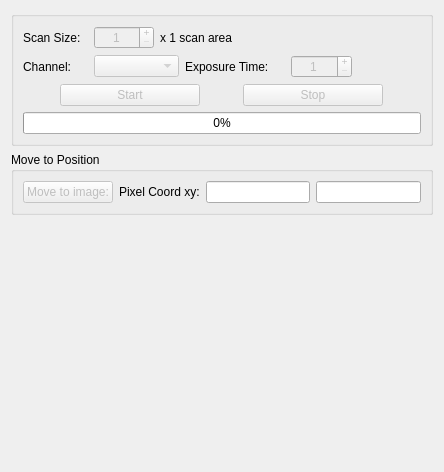
Old version of the form micromanager_gui/explore_sample.ui in the repository pymmcore-plus/napari-micromanager.
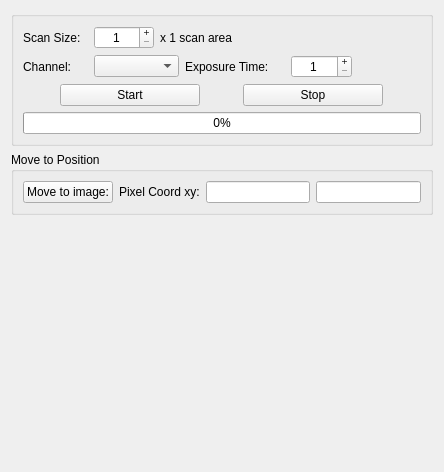
New version of the form.

The edit to the form file:
```diff
--- a/micromanager_gui/explore_sample.ui
+++ b/micromanager_gui/explore_sample.ui
@@ -44,7 +44,7 @@
         <item row="0" column="1">
          <widget class="QSpinBox" name="scan_size_spinBox">
           <property name="enabled">
-           <bool>false</bool>
+           <bool>true</bool>
           </property>
           <property name="minimumSize">
            <size>
@@ -120,7 +120,7 @@
         <item row="0" column="1">
          <widget class="QComboBox" name="scan_channel_comboBox">
           <property name="enabled">
-           <bool>false</bool>
+           <bool>true</bool>
           </property>
           <property name="minimumSize">
            <size>
@@ -139,7 +139,7 @@
         <item row="0" column="3">
          <widget class="QSpinBox" name="scan_exp_spinBox">
           <property name="enabled">
-           <bool>false</bool>
+           <bool>true</bool>
           </property>
           <property name="alignment">
            <set>Qt::AlignCenter</set>
@@ -219,7 +219,7 @@
         <item row="0" column="1">
          <widget class="QPushButton" name="stop_scan_Button">
           <property name="enabled">
-           <bool>false</bool>
+           <bool>true</bool>
           </property>
           <property name="sizePolicy">
            <sizepolicy hsizetype="Fixed" vsizetype="Fixed">
@@ -247,7 +247,7 @@
         <item row="0" column="0">
          <widget class="QPushButton" name="start_scan_Button">
           <property name="enabled">
-           <bool>false</bool>
+           <bool>true</bool>
           </property>
           <property name="sizePolicy">
            <sizepolicy hsizetype="Fixed" vsizetype="Fixed">
@@ -312,7 +312,7 @@
         <item row="0" column="0">
          <widget class="QPushButton" name="move_to_Button">
           <property name="enabled">
-           <bool>false</bool>
+           <bool>true</bool>
           </property>
           <property name="sizePolicy">
            <sizepolicy hsizetype="Fixed" vsizetype="Fixed">
```
